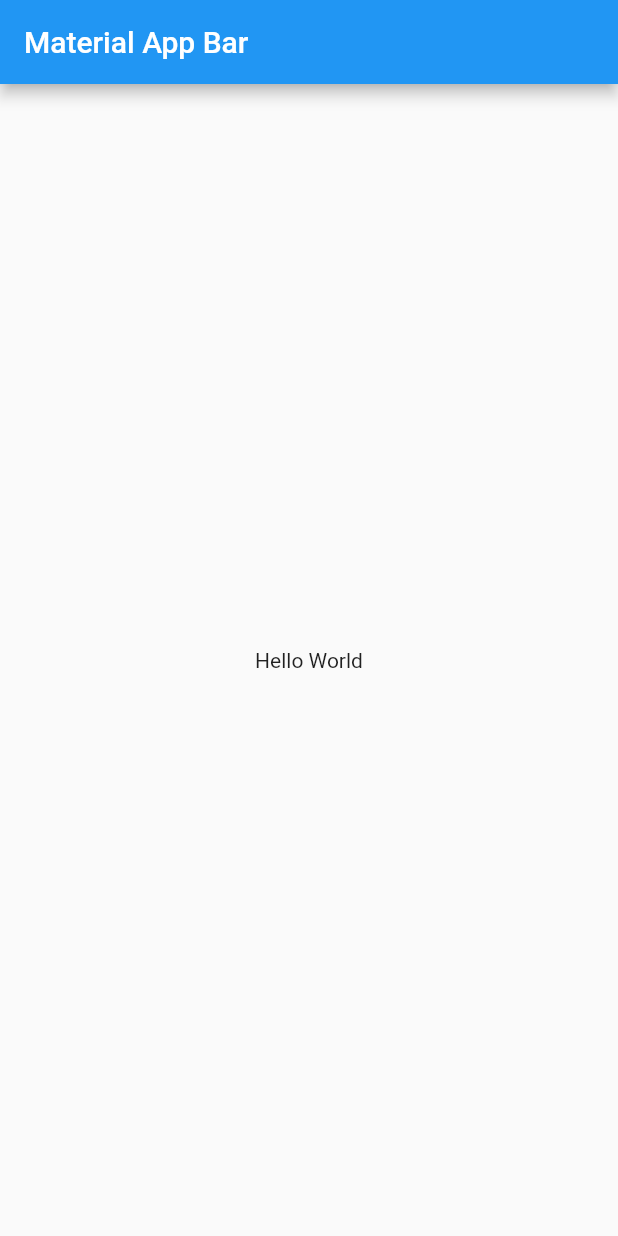
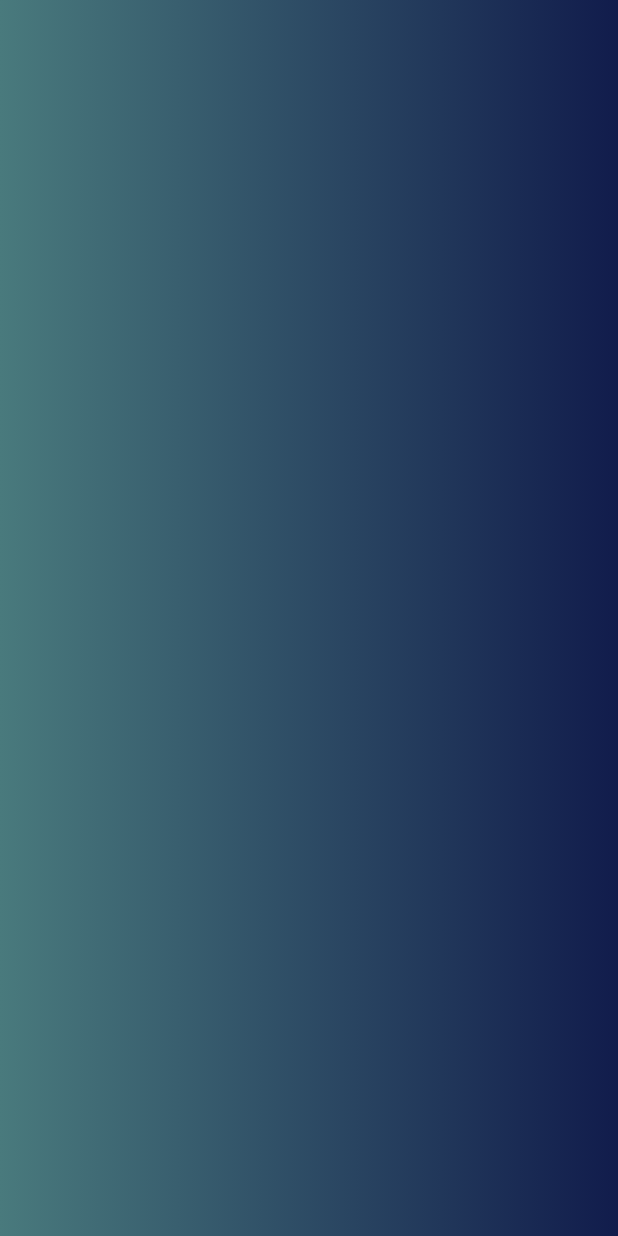
Before and after one commit to jakansha2001/robo_friends, a Flutter app: the screen it shows after launch, on a phone screen of 412 x 824 dp. Run offline on Flutter 3.47's test engine with Material 2 defaults, Android fonts, the light colour scheme and no system bars.

Commit message:
used Stack for giving gradient to the Scaffold

```diff
--- /dev/null
+++ b/lib/home/pages/home_page.dart
@@ -0,0 +1,32 @@
+import 'package:flutter/material.dart';
+
+class HomePage extends StatelessWidget {
+  const HomePage({super.key});
+
+  @override
+  Widget build(BuildContext context) {
+    return SafeArea(
+      child: Stack(
+        children: [
+          Container(
+            height: MediaQuery.of(context).size.height,
+            width: MediaQuery.of(context).size.width,
+            decoration: const BoxDecoration(
+              gradient: LinearGradient(
+                begin: Alignment.centerLeft,
+                end: Alignment.centerRight,
+                colors: [
+                  Color.fromRGBO(73, 122, 125, 1),
+                  Color.fromRGBO(17, 28, 76, 1),
+                ],
+              ),
+            ),
+          ),
+          const Scaffold(
+            backgroundColor: Colors.transparent,
+          ),
+        ],
+      ),
+    );
+  }
+}
--- a/lib/main.dart
+++ b/lib/main.dart
@@ -1,4 +1,5 @@
 import 'package:flutter/material.dart';
+import 'package:robo_friends/home/pages/home_page.dart';
 
 void main() => runApp(const MyApp());
 
@@ -7,16 +8,10 @@ class MyApp extends StatelessWidget {
 
   @override
   Widget build(BuildContext context) {
-    return MaterialApp(
+    return const MaterialApp(
       title: 'Material App',
-      home: Scaffold(
-        appBar: AppBar(
-          title: const Text('Material App Bar'),
-        ),
-        body: const Center(
-          child: Text('Hello World'),
-        ),
-      ),
+      debugShowCheckedModeBanner: false,
+      home: HomePage(),
     );
   }
 }
```
